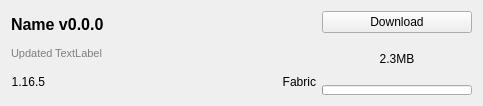
kaniol-lck/modmanager, file src/ui/modrinth/modrinthfileitemwidget.ui: the form before one commit.
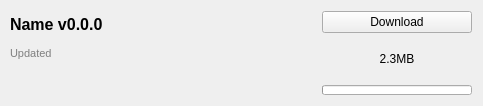
The form after the commit. Icons and pictures are not drawn.

The edit to the form file:
```diff
--- a/src/ui/modrinth/modrinthfileitemwidget.ui
+++ b/src/ui/modrinth/modrinthfileitemwidget.ui
@@ -17,6 +17,9 @@
    <string>Form</string>
   </property>
   <layout class="QGridLayout" name="gridLayout">
+   <property name="leftMargin">
+    <number>10</number>
+   </property>
    <item row="0" column="0">
     <layout class="QVBoxLayout" name="verticalLayout_2">
      <property name="spacing">
@@ -70,7 +73,7 @@
           <string notr="true">color: rgb(127, 127, 127);</string>
          </property>
          <property name="text">
-          <string>TextLabel</string>
+          <string/>
          </property>
         </widget>
        </item>
@@ -92,23 +95,9 @@
      <item>
       <layout class="QHBoxLayout" name="horizontalLayout">
        <item>
-        <widget class="QLabel" name="gameVersionText">
-         <property name="sizePolicy">
-          <sizepolicy hsizetype="Preferred" vsizetype="Preferred">
-           <horstretch>0</horstretch>
-           <verstretch>0</verstretch>
-          </sizepolicy>
-         </property>
-         <property name="font">
-          <font>
-           <pointsize>9</pointsize>
-          </font>
-         </property>
+        <widget class="QLabel" name="fileNameText">
          <property name="text">
-          <string notr="true">1.16.5</string>
-         </property>
-         <property name="alignment">
-          <set>Qt::AlignRight|Qt::AlignTrailing|Qt::AlignVCenter</set>
+          <string/>
          </property>
         </widget>
        </item>
@@ -119,32 +108,14 @@
          </property>
          <property name="sizeHint" stdset="0">
           <size>
-           <width>204</width>
+           <width>195</width>
            <height>20</height>
           </size>
          </property>
         </spacer>
        </item>
        <item>
-        <widget class="QLabel" name="loaderTypeText">
-         <property name="sizePolicy">
-          <sizepolicy hsizetype="Preferred" vsizetype="Preferred">
-           <horstretch>0</horstretch>
-           <verstretch>0</verstretch>
-          </sizepolicy>
-         </property>
-         <property name="font">
-          <font>
-           <pointsize>9</pointsize>
-          </font>
-         </property>
-         <property name="text">
-          <string notr="true">Fabric</string>
-         </property>
-         <property name="alignment">
-          <set>Qt::AlignRight|Qt::AlignTrailing|Qt::AlignVCenter</set>
-         </property>
-        </widget>
+        <layout class="QHBoxLayout" name="loadersLayout"/>
        </item>
       </layout>
      </item>
```
Left out of the diff: 8 changed lines with no effect on the pictures.
